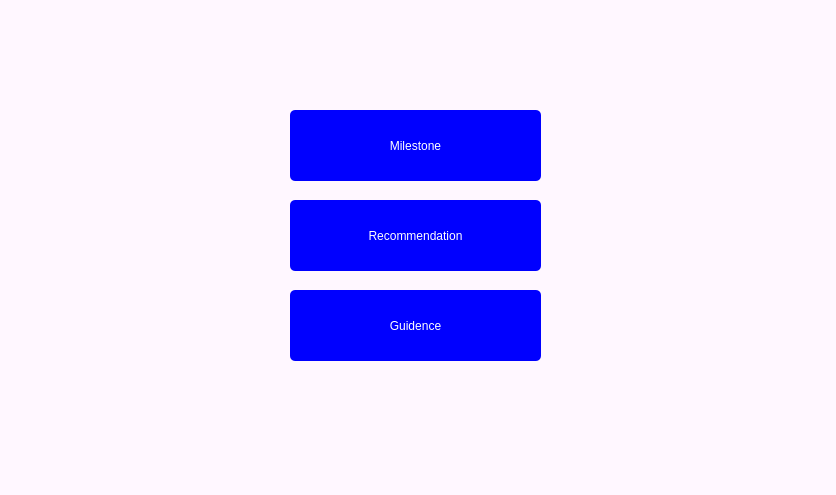
Old version of the form studentSuccessUpdate/navigationwindow.ui in the repository Kienda/HonorsProject.
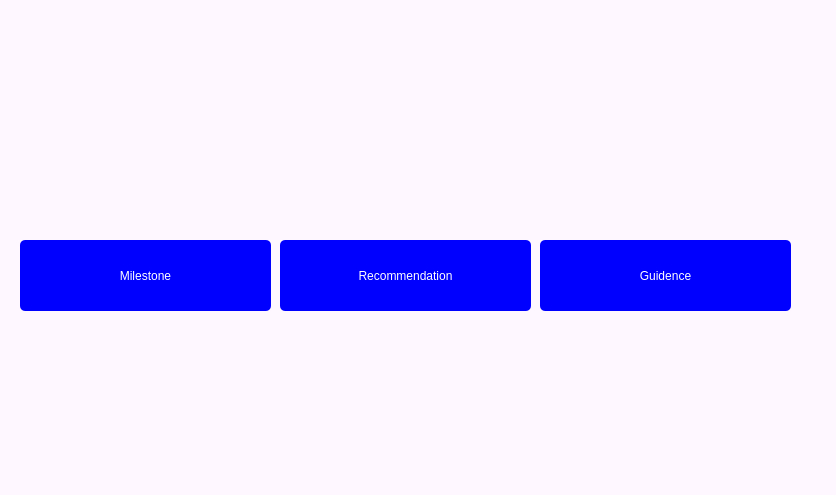
New version of the form.

```diff
--- a/studentSuccessUpdate/navigationwindow.ui
+++ b/studentSuccessUpdate/navigationwindow.ui
@@ -22,8 +22,8 @@
   <widget class="QPushButton" name="recommendationButton">
    <property name="geometry">
     <rect>
-     <x>290</x>
-     <y>200</y>
+     <x>280</x>
+     <y>240</y>
      <width>251</width>
      <height>71</height>
     </rect>
@@ -41,8 +41,8 @@
   <widget class="QPushButton" name="guidanceButton">
    <property name="geometry">
     <rect>
-     <x>290</x>
-     <y>290</y>
+     <x>540</x>
+     <y>240</y>
      <width>251</width>
      <height>71</height>
     </rect>
@@ -60,8 +60,8 @@
   <widget class="QLabel" name="studentNameLabel">
    <property name="geometry">
     <rect>
-     <x>50</x>
-     <y>30</y>
+     <x>40</x>
+     <y>20</y>
      <width>591</width>
      <height>31</height>
     </rect>
@@ -77,8 +77,8 @@
   <widget class="QPushButton" name="milestoneButton">
    <property name="geometry">
     <rect>
-     <x>290</x>
-     <y>110</y>
+     <x>20</x>
+     <y>240</y>
      <width>251</width>
      <height>71</height>
     </rect>
@@ -93,6 +93,40 @@
     <string>Milestone</string>
    </property>
   </widget>
+  <widget class="QLabel" name="gpaLabel">
+   <property name="geometry">
+    <rect>
+     <x>30</x>
+     <y>80</y>
+     <width>591</width>
+     <height>31</height>
+    </rect>
+   </property>
+   <property name="styleSheet">
+    <string notr="true">color: rgb(0, 0, 255);
+font: 700 14pt &quot;Segoe UI&quot;;</string>
+   </property>
+   <property name="text">
+    <string/>
+   </property>
+  </widget>
+  <widget class="QLabel" name="semesterLabel">
+   <property name="geometry">
+    <rect>
+     <x>20</x>
+     <y>140</y>
+     <width>591</width>
+     <height>31</height>
+    </rect>
+   </property>
+   <property name="styleSheet">
+    <string notr="true">color: rgb(0, 0, 255);
+font: 700 14pt &quot;Segoe UI&quot;;</string>
+   </property>
+   <property name="text">
+    <string/>
+   </property>
+  </widget>
  </widget>
  <resources/>
  <connections/>
```
